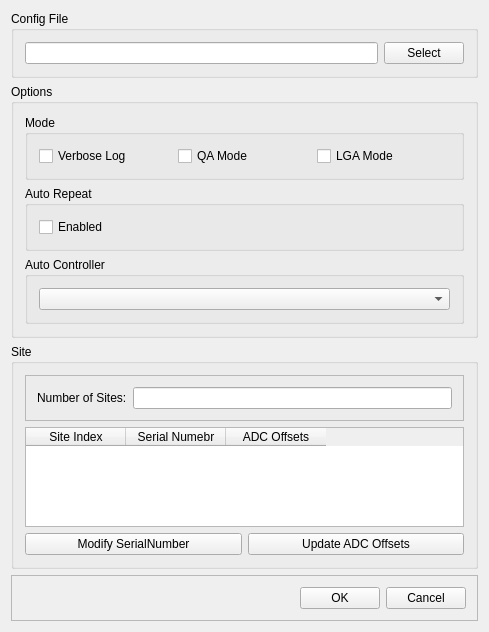
The window that Huangpu/Syn_LocalSettingsDlg.ui (fanmuzhi/huangpu) describes before a commit, drawn with Qt 5.
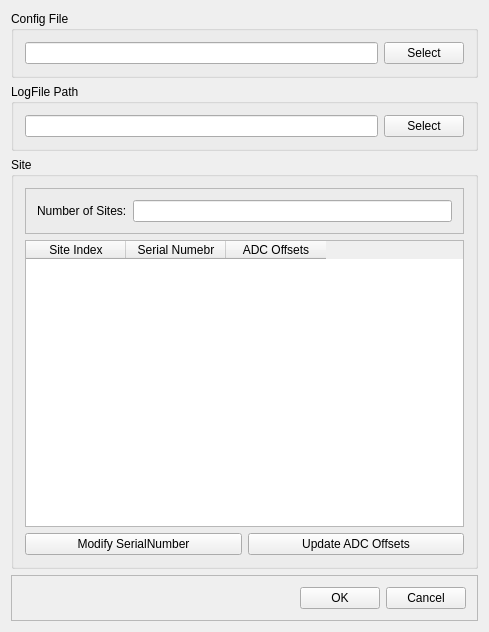
The same window after the commit.

The edit to the form file:
```diff
--- a/Huangpu/Syn_LocalSettingsDlg.ui
+++ b/Huangpu/Syn_LocalSettingsDlg.ui
@@ -20,65 +20,21 @@
    <item row="1" column="0">
     <widget class="QGroupBox" name="OptionsGroupBox">
      <property name="title">
-      <string>Options</string>
+      <string>LogFile Path</string>
      </property>
      <layout class="QGridLayout" name="gridLayout_5">
       <item row="0" column="0">
-       <widget class="QGroupBox" name="ModeGroupBox">
-        <property name="title">
-         <string>Mode</string>
+       <widget class="QLineEdit" name="LogFileLineEdit">
+        <property name="readOnly">
+         <bool>true</bool>
         </property>
-        <layout class="QGridLayout" name="gridLayout_2">
-         <item row="0" column="0">
-          <widget class="QCheckBox" name="VerboseLogCheckBox">
-           <property name="text">
-            <string>Verbose Log</string>
-           </property>
-          </widget>
-         </item>
-         <item row="0" column="1">
-          <widget class="QCheckBox" name="QAModeCheckBox">
-           <property name="text">
-            <string>QA Mode</string>
-           </property>
-          </widget>
-         </item>
-         <item row="0" column="2">
-          <widget class="QCheckBox" name="LGAModecheckBox">
-           <property name="text">
-            <string>LGA Mode</string>
-           </property>
-          </widget>
-         </item>
-        </layout>
        </widget>
       </item>
-      <item row="1" column="0">
-       <widget class="QGroupBox" name="AutoRepeatGroupBox">
-        <property name="title">
-         <string>Auto Repeat</string>
+      <item row="0" column="1">
+       <widget class="QPushButton" name="SelectLogFilePushButton">
+        <property name="text">
+         <string>Select</string>
         </property>
-        <layout class="QGridLayout" name="gridLayout_3">
-         <item row="0" column="0">
-          <widget class="QCheckBox" name="AutoRepeatEnabledCheckBox">
-           <property name="text">
-            <string>Enabled</string>
-           </property>
-          </widget>
-         </item>
-        </layout>
-       </widget>
-      </item>
-      <item row="2" column="0">
-       <widget class="QGroupBox" name="AutoControllerGroupBox">
-        <property name="title">
-         <string>Auto Controller</string>
-        </property>
-        <layout class="QGridLayout" name="gridLayout_4">
-         <item row="0" column="0">
-          <widget class="QComboBox" name="AutoControllerComboBox"/>
-         </item>
-        </layout>
        </widget>
       </item>
      </layout>
```
Left out of the diff: 2 changed lines with no effect on the pictures.
